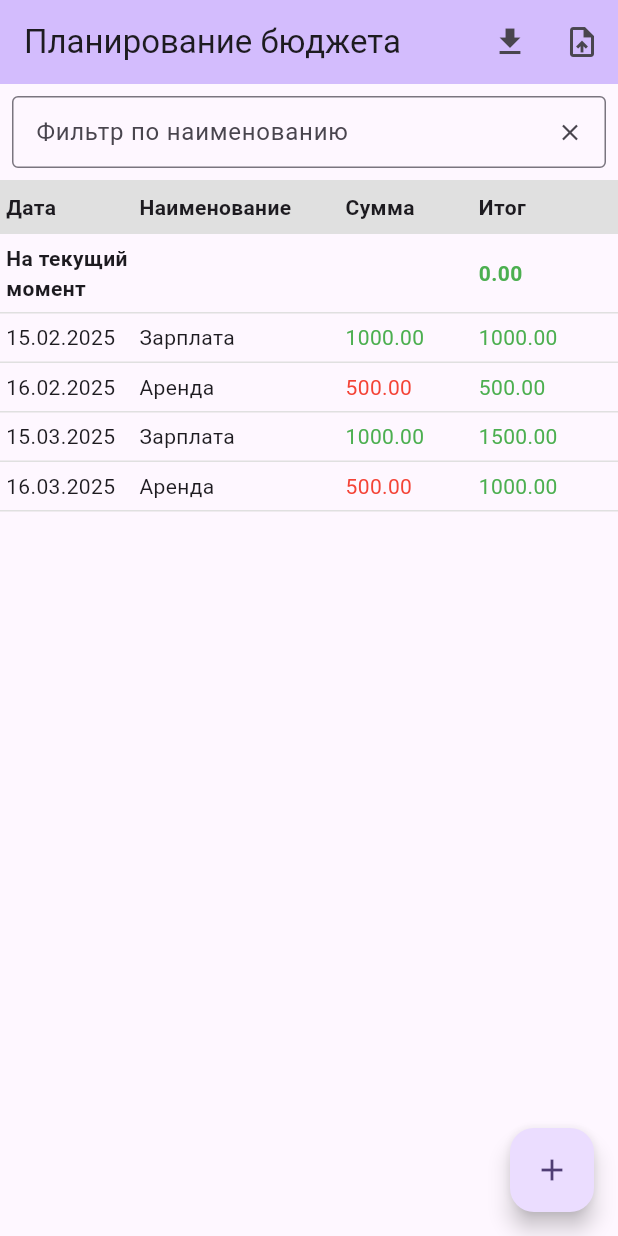
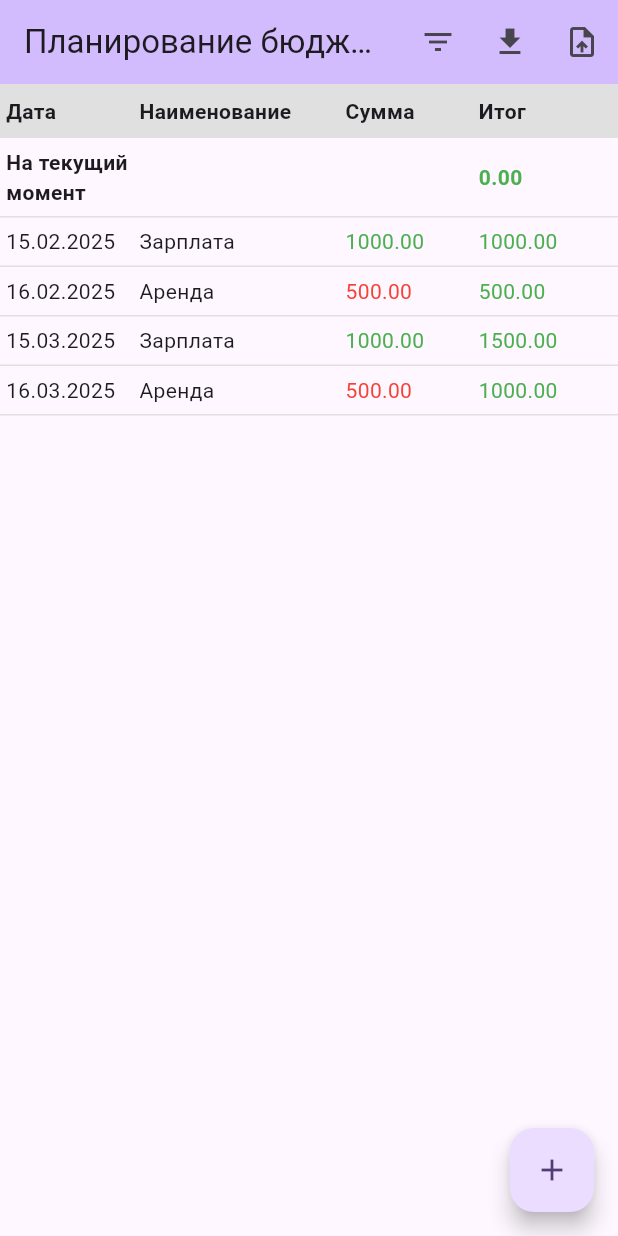
Before and after one commit to stanislavlyalin/budget_planner, a Flutter app: the screen it shows after launch, on a phone screen of 412 x 824 dp. Run offline on Flutter 3.47's test engine with Material 3 defaults, Android fonts, the phone set to English and light mode, and no system bars; our stand-ins replace file_picker, share_plus, shared_preferences.

Commit message:
Filter by name can be hidden

```diff
--- a/lib/screens/home_page.dart
+++ b/lib/screens/home_page.dart
@@ -5,13 +5,12 @@ import 'package:file_picker/file_picker.dart';
 import 'package:flutter/material.dart';
 import 'package:intl/intl.dart';
 import 'package:path_provider/path_provider.dart';
+import 'package:share_plus/share_plus.dart';
 import 'package:shared_preferences/shared_preferences.dart';
 
 import '../models/transaction.dart';
 import '../utils/transaction_utils.dart';
 import 'add_edit_transaction_screen.dart';
-
-import 'package:share_plus/share_plus.dart';
 
 class MyHomePage extends StatefulWidget {
   final String title;
@@ -28,6 +27,7 @@ class _MyHomePageState extends State<MyHomePage> {
   late DateTime _currentEndDate;
   final ScrollController _scrollController = ScrollController();
   final TextEditingController _filterController = TextEditingController();
+  bool _isFilterVisible = false;
   String _searchQuery = "";
 
   @override
@@ -418,6 +418,15 @@ class _MyHomePageState extends State<MyHomePage> {
         backgroundColor: Theme.of(context).colorScheme.inversePrimary,
         actions: [
           IconButton(
+            icon: const Icon(Icons.filter_list),
+            tooltip: 'Включить/выключить фильтр',
+            onPressed: () {
+              setState(() {
+                _isFilterVisible = !_isFilterVisible;
+              });
+            },
+          ),
+          IconButton(
             icon: const Icon(Icons.download),
             tooltip: 'Export backup',
             onPressed: _exportBackupAppSpecific,
@@ -432,10 +441,12 @@ class _MyHomePageState extends State<MyHomePage> {
       body: Column(
         children: [
           // Search field for filtering by transaction name
+          // Visible only if _isFilterVisible is true
+          if (_isFilterVisible)
             Padding(
               padding: const EdgeInsets.all(8.0),
               child: Container(
-              height: 48,
+                height: 48, // Reduced height (approximately 20% less)
                 child: TextField(
                   controller: _filterController,
                   decoration: InputDecoration(
```
Lines whose indentation alone changed are shown as unchanged.
